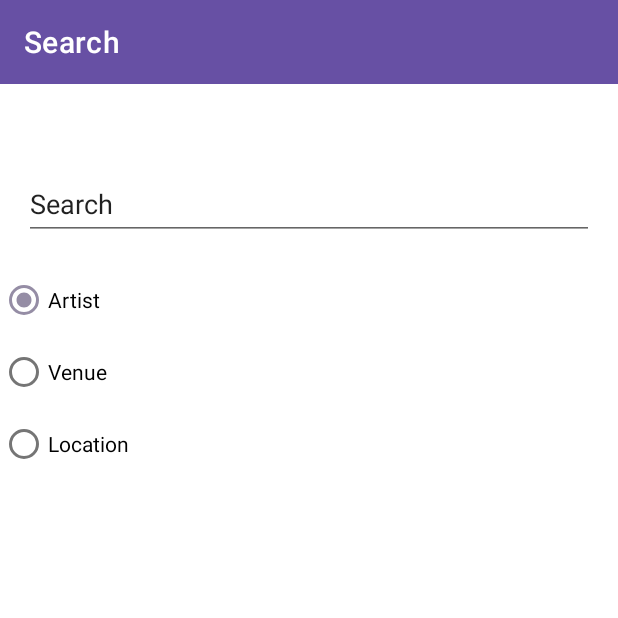
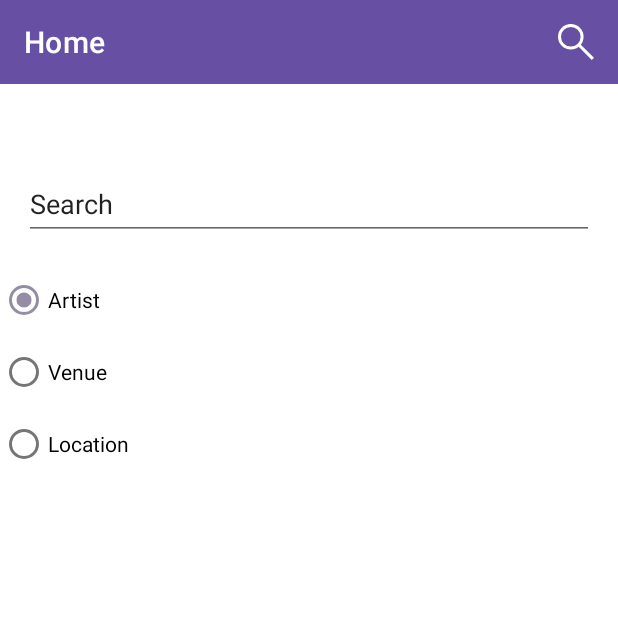
Before and after one commit to In-Lay/concert_watchers, an Android app: the screen it shows after launch (MainActivity), after a tap on "Search", on a phone screen of 412 x 824 dp, the top half of it. Run offline under Robolectric (Android 15) with nearby library versions, the phone set to English and light mode, and no system bars; our stand-ins replace Firebase (no records; nobody signed in at launch, a user with empty details on screens opened directly), data binding, navigation-ui; pictures from the network do not load; 4 statements that could not run were skipped.

Commit message:
Rebasing Secondary onto Main

```diff
--- a/app/src/main/java/com/inlay/concertswatcher/di/AppComponents.kt
+++ b/app/src/main/java/com/inlay/concertswatcher/di/AppComponents.kt
@@ -9,9 +9,7 @@ import com.inlay.concertswatcher.data.repoes.ConcertsRepoImpl
 import com.inlay.concertswatcher.domain.mainList.GetConcerts
 import com.inlay.concertswatcher.domain.mainList.GetConcertsImpl
 import com.inlay.concertswatcher.domain.mainList.api.ConcertsApiService
-import com.inlay.concertswatcher.domain.mainList.repoes.AppFlowingConcertsDataRepository
 import com.inlay.concertswatcher.domain.mainList.repoes.ConcertsRepository
-import com.inlay.concertswatcher.domain.mainList.repoes.FlowingConcertsDataRepository
 import com.inlay.concertswatcher.presentation.AppNavigator
 import com.inlay.concertswatcher.presentation.Navigator
 import com.inlay.concertswatcher.presentation.ext.getFragmentActivity
@@ -23,28 +21,20 @@ import com.inlay.concertswatcher.presentation.search.viewModel.AppSearchViewMode
 import com.inlay.concertswatcher.presentation.search.viewModel.SearchViewModel
 import org.koin.androidx.viewmodel.dsl.viewModel
 import org.koin.androidx.viewmodel.ext.android.getViewModel
-import org.koin.core.qualifier.named
-import org.koin.core.scope.Scope
 import org.koin.dsl.module
-import org.koin.java.KoinJavaComponent
 import retrofit2.Retrofit
-
-const val SEARCH_SCOPE_NAME = "SEARCH_SCOPE_NAME"
-const val SEARCH_SCOPE_ID = "SEARCH_SCOPE_ID"
 
 val mainModule = module {
     single { RetrofitObj.retrofit }
     single<ConcertsApi> { get<Retrofit>().create(ConcertsApi::class.java) }
-    single<ConcertsApiService> { AppConcertsApiService(concertsApi = get()) }
+    single<ConcertsApiService> { AppConcertsApiService(get()) }
 
-    factory<ConcertsRepository> { ConcertsRepoImpl(concertsApiService = get()) }
-    factory<GetConcerts> { GetConcertsImpl(concertsRepository = get()) }
+    factory<ConcertsRepository> { ConcertsRepoImpl(get()) }
+    factory<GetConcerts> { GetConcertsImpl(get()) }
 
     factory<Navigator> { (activity: Activity) -> AppNavigator(activity) }
 
-    single<FlowingConcertsDataRepository> { AppFlowingConcertsDataRepository() }
-
-    viewModel<MainListViewModel> { AppMainListViewModel() }
+    viewModel<MainListViewModel> { AppMainListViewModel(get()) }
 
     viewModel<ItemViewModel> { (context: Context) ->
         AppItemViewModel(context.getFragmentActivity().getViewModel())
@@ -56,9 +46,5 @@ val mainModule = module {
 //}
 
 val searchScreen = module {
-    scope(named(SEARCH_SCOPE_NAME)) { scoped<SearchViewModel> { AppSearchViewModel(getConcerts = get()) } }
+    viewModel<SearchViewModel> { AppSearchViewModel(get()) }
 }
-
-fun getOrCreateSearchScope(): Scope {
-    return KoinJavaComponent.getKoin().getOrCreateScope(SEARCH_SCOPE_ID, named(SEARCH_SCOPE_NAME))
-}
--- a/app/src/main/java/com/inlay/concertswatcher/presentation/MainActivity.kt
+++ b/app/src/main/java/com/inlay/concertswatcher/presentation/MainActivity.kt
@@ -1,31 +1,19 @@
 package com.inlay.concertswatcher.presentation
 
 import android.os.Bundle
-import android.util.Log
 import android.view.Menu
-import android.view.MenuInflater
 import android.view.MenuItem
-import androidx.core.view.MenuProvider
+import androidx.appcompat.app.AppCompatActivity
 import androidx.navigation.NavController
 import androidx.navigation.fragment.NavHostFragment
 import androidx.navigation.ui.setupWithNavController
 import com.google.android.material.bottomnavigation.BottomNavigationView
-import com.google.firebase.auth.ktx.auth
-import com.google.firebase.ktx.Firebase
 import com.inlay.concertswatcher.R
 import com.inlay.concertswatcher.databinding.ActivityMainBinding
-import com.inlay.login.di.getOrCreateLoginScope
-import com.inlay.login.di.getOrCreateProfileScope
-import com.inlay.login.presentation.viewModel.LoginViewModel
-import com.inlay.login.presentation.viewModel.profile.ProfileViewModel
-import org.koin.androidx.scope.ScopeActivity
 
-class MainActivity : ScopeActivity() {
+class MainActivity : AppCompatActivity() {
     private lateinit var binding: ActivityMainBinding
     private lateinit var navController: NavController
-
-    private val loginViewModel: LoginViewModel = getOrCreateLoginScope().get()
-    private val profileViewModel: ProfileViewModel = getOrCreateProfileScope().get()
 
     override fun onCreate(savedInstanceState: Bundle?) {
         super.onCreate(savedInstanceState)
@@ -39,79 +27,47 @@ class MainActivity : ScopeActivity() {
 
         supportActionBar?.title = "Home"
 
-        addMenuProvider(object : MenuProvider {
-            override fun onCreateMenu(menu: Menu, menuInflater: MenuInflater) {
-                menuInflater.inflate(R.menu.top_app_bar, menu)
+        handleUIComponents()
     }
 
-            override fun onMenuItemSelected(menuItem: MenuItem): Boolean {
+    override fun onOptionsItemSelected(item: MenuItem): Boolean {
+        if (item.itemId == R.id.search) {
             navController.navigate(R.id.action_main_to_searchFragment)
-                supportActionBar?.title = "Search"
-                menuItem.isVisible = false
-                menuItem.isEnabled = false
-                return true
         }
-        })
-
-        val currentUser = Firebase.auth.currentUser
-
-        if (currentUser != null) {
-            handleUIComponents(true)
-        } else handleUIComponents()
-
-        loginViewModel.userStateFlag.observe(this) {
-            Log.d("LoginTag", "userStateFlag: $it")
-            handleUIComponents(it)
-            navController.navigate(R.id.profile)
+        return super.onOptionsItemSelected(item)
     }
 
-        profileViewModel.userProfileStateFlag.observe(this) {
-            Log.d("LoginTag", "userProfileStateTag: $it")
-            handleUIComponents(it)
-            navController.navigate(R.id.login)
-        }
-    }
-
-    private fun handleUIComponents(isUserLogged: Boolean = false) {
+    private fun handleUIComponents() {
         val bottomNavigationView = findViewById<BottomNavigationView>(R.id.bottom_navigation)
 
         bottomNavigationView.setupWithNavController(navController)
         bottomNavigationView.setOnItemSelectedListener {
-
-            Log.d("LoginTag", "item id: ${it.title}")
             when (it.itemId) {
                 R.id.main -> {
-                    if (!it.isChecked) {
                     navController.popBackStack(R.id.main, false)
                     navController.navigate(R.id.main)
                     supportActionBar?.title = "Home"
                     binding.topAppBar.menu.findItem(R.id.search).isVisible = true
                 }
-                }
                 R.id.favourites -> {
-                    if (!it.isChecked) {
                     navController.popBackStack(R.id.favourites, true)
                     navController.navigate(R.id.favourites)
                     supportActionBar?.title = "Favourite"
                     binding.topAppBar.menu.findItem(R.id.search).isVisible = false
                 }
-                }
                 R.id.login -> {
-                    if (!it.isChecked) {
-                        if (isUserLogged) {
-                            navController.popBackStack(R.id.profile, true)
-                            navController.navigate(R.id.profile)
-                            supportActionBar?.title = "Profile"
-                        } else {
                     navController.popBackStack(R.id.login, true)
                     navController.navigate(R.id.login)
-                            supportActionBar?.title = "Login"
-                        }
+                    supportActionBar?.title = "Profile"
                     binding.topAppBar.menu.findItem(R.id.search).isVisible = false
-                    }
                 }
             }
             true
         }
     }
+
+    override fun onPrepareOptionsMenu(menu: Menu?): Boolean {
+        menuInflater.inflate(R.menu.top_app_bar, menu)
+        return super.onPrepareOptionsMenu(menu)
     }
+}
--- a/app/src/main/java/com/inlay/concertswatcher/presentation/mainList/viewModel/AppMainListViewModel.kt
+++ b/app/src/main/java/com/inlay/concertswatcher/presentation/mainList/viewModel/AppMainListViewModel.kt
@@ -1,24 +1,22 @@
 package com.inlay.concertswatcher.presentation.mainList.viewModel
 
+import android.util.Log
 import androidx.lifecycle.LiveData
 import androidx.lifecycle.MutableLiveData
 import com.inlay.concertswatcher.data.models.ConcertItemNetworkModel
 import com.inlay.concertswatcher.data.models.ConcertsDataNetworkModel
-import com.inlay.concertswatcher.di.getOrCreateSearchScope
 import com.inlay.concertswatcher.presentation.mainList.asDetailsData
 import com.inlay.concertswatcher.presentation.search.viewModel.SearchViewModel
 import com.inlay.details.data.models.DetailsDataModel
 
-class AppMainListViewModel : MainListViewModel() {
-
-    private val searchViewModel: SearchViewModel = getOrCreateSearchScope().get()
+class AppMainListViewModel(private val searchViewModel: SearchViewModel) : MainListViewModel() {
 
     override val error: LiveData<String> = searchViewModel.searchError
 
     override val isLoading: LiveData<Boolean> = searchViewModel.searchIsLoading
 
-    override val concertsData: LiveData<ConcertsDataNetworkModel> =
-        searchViewModel.searchConcertsData
+    private var _concertsData = searchViewModel.searchConcertsData
+    override val concertsData: LiveData<ConcertsDataNetworkModel> = _concertsData
 
 
     private val _itemNetworkModelMutableLiveData = MutableLiveData<DetailsDataModel?>()
@@ -28,22 +26,50 @@ class AppMainListViewModel : MainListViewModel() {
 
     init {
 //        searchViewModel.sendSearchUiModel(SearchUiModel("artist", "Ed Sheeran", null, null))
+        Log.d("DetailsFlag", "MainListVM init; concertsData: ${concertsData.value}")
+        Log.d(
+            "DetailsFlag",
+            "MainListVM init; searchConcertsData: ${searchViewModel.searchConcertsData.value}"
+        )
     }
 
     override fun addTempConcerts(concertsDataNetworkModel: ConcertsDataNetworkModel) {
-
+//        Log.d(
+//            "DetailsFlag",
+//            "MainListVM addTempConcerts; concertsData from searchVM BEFORE: ${searchViewModel.searchConcertsData.value}"
+//        )
+        Log.d(
+            "DetailsFlag",
+            "MainListVM addTempConcerts; concertsDataNetworkModel: $concertsDataNetworkModel"
+        )
+        Log.d(
+            "DetailsFlag",
+            "MainListVM addTempConcerts; concertsData BEFORE: ${concertsData.value}"
+        )
         searchViewModel.addTempConcerts(concertsDataNetworkModel)
+//        Log.d(
+//            "DetailsFlag",
+//            "MainListVM addTempConcerts; concertsData from searchVM AFTER: ${searchViewModel.searchConcertsData.value}"
+//        )
+        Log.d(
+            "DetailsFlag",
+            "MainListVM addTempConcerts; concertsData AFTER: ${concertsData.value}"
+        )
     }
 
     override fun goToDetails(itemData: ConcertItemNetworkModel?) {
         _itemNetworkModelMutableLiveData.value = itemData?.asDetailsData()
     }
 
-    override fun setItemDataToNull() {
-        _itemNetworkModelMutableLiveData.value = null
-    }
-
-    override fun setItemModelToNull() {
-        _itemNetworkModelMutableLiveData.value = null
+    override fun initConcertsData() {
+        Log.d(
+            "DetailsFlag",
+            "MainListVM initConcertsData; concertsData from searchVM BEFORE: ${searchViewModel.searchConcertsData.value}"
+        )
+        _concertsData = searchViewModel.searchConcertsData
+        Log.d(
+            "DetailsFlag",
+            "MainListVM initConcertsData; concertsData from searchVM AFTER: ${searchViewModel.searchConcertsData.value}"
+        )
     }
 }
--- a/app/src/main/java/com/inlay/concertswatcher/presentation/search/viewModel/AppSearchViewModel.kt
+++ b/app/src/main/java/com/inlay/concertswatcher/presentation/search/viewModel/AppSearchViewModel.kt
@@ -1,5 +1,6 @@
 package com.inlay.concertswatcher.presentation.search.viewModel
 
+import android.util.Log
 import androidx.lifecycle.LiveData
 import androidx.lifecycle.MutableLiveData
 import androidx.lifecycle.viewModelScope
@@ -8,9 +9,8 @@ import com.inlay.concertswatcher.domain.mainList.GetConcerts
 import com.inlay.concertswatcher.presentation.search.models.SearchUiModel
 import kotlinx.coroutines.launch
 
-class AppSearchViewModel(
-    private val getConcerts: GetConcerts
-) : SearchViewModel() {
+class AppSearchViewModel(private val getConcerts: GetConcerts) : SearchViewModel() {
+
     private val _searchConcertsData = MutableLiveData<ConcertsDataNetworkModel>()
     override val searchConcertsData: LiveData<ConcertsDataNetworkModel> = _searchConcertsData
 
@@ -26,6 +26,9 @@ class AppSearchViewModel(
     private val _onDatePickerClosedFlag = MutableLiveData<Boolean>()
     override val onDatePickerClosedFlag: LiveData<Boolean> = _onDatePickerClosedFlag
 
+    init {
+        Log.d("DetailsFlag", "SearchVM init: searchConcertsData ${searchConcertsData.value}")
+    }
 
     override fun sendSearchUiModel(uiModel: SearchUiModel) {
         _searchIsLoading.value = true
@@ -47,7 +50,19 @@ class AppSearchViewModel(
     }
 
     override fun addTempConcerts(concertsDataNetworkModel: ConcertsDataNetworkModel) {
+        Log.d(
+            "DetailsFlag",
+            "SearchVM addTempConcerts; concertsDataNetworkModel: $concertsDataNetworkModel"
+        )
+        Log.d(
+            "DetailsFlag",
+            "SearchVM addTempConcerts; searchConcertsData BEFORE postValue: ${searchConcertsData.value}"
+        )
         _searchConcertsData.value = concertsDataNetworkModel
+        Log.d(
+            "DetailsFlag",
+            "SearchVM addTempConcerts; searchConcertsData AFTER postValue: ${searchConcertsData.value}"
+        )
     }
 
     override fun openDateDialog() {
```
Also changed, not shown: login/src/main/java/com/inlay/login/presentation/LoginOnClickFunctions.kt (added, +7 -0 lines), login/src/main/java/com/inlay/login/presentation/fragment/LoginFragment.kt (+0 -33 lines). Lines whose indentation alone changed are shown as unchanged.
